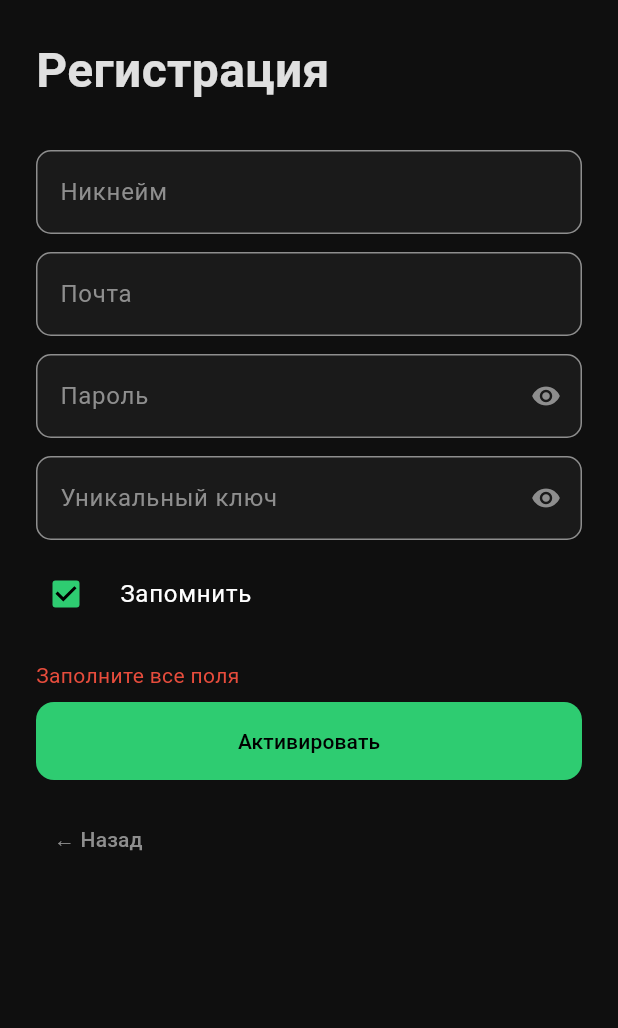
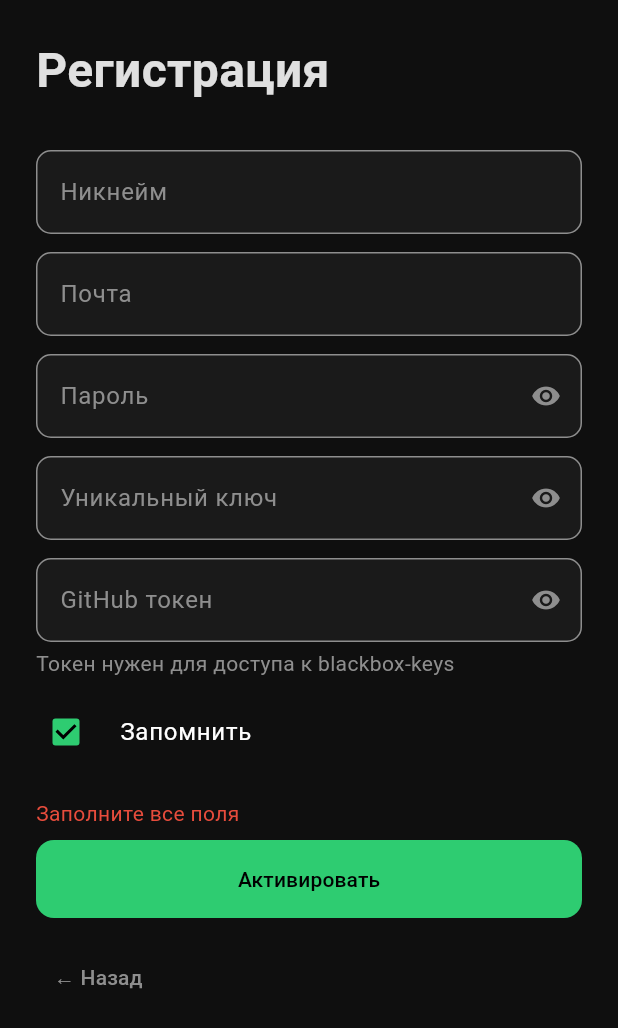
Before and after one commit to VladislavDelon/BLACK-BOX-Mobile-Realese, a Flutter app: the screen it shows after launch, after a tap on "Регистрация", after a tap on "Активировать", on a phone screen of 412 x 824 dp. Shown: the top 1028 px of the screen. Run offline on Flutter 3.47's test engine with Material 3 defaults, Android fonts, the phone set to English and light mode, and no system bars.

Commit message:
Fix mobile auth with GitHub token and add update checker dialog

```diff
--- a/lib/screens/auth_screen.dart
+++ b/lib/screens/auth_screen.dart
@@ -18,9 +18,11 @@ class _AuthScreenState extends State<AuthScreen> {
   final _emailCtrl = TextEditingController();
   final _passwordCtrl = TextEditingController();
   final _keyCtrl = TextEditingController();
+  final _tokenCtrl = TextEditingController();
   bool _remember = true;
   bool _showPassword = false;
   bool _showKey = false;
+  bool _showToken = false;
 
   final _ruLabels = {
     'title': 'BLACK BOX',
@@ -31,6 +33,8 @@ class _AuthScreenState extends State<AuthScreen> {
     'email': 'Почта',
     'password': 'Пароль',
     'key': 'Уникальный ключ',
+    'token': 'GitHub токен',
+    'token_hint': 'Токен нужен для доступа к blackbox-keys',
     'remember': 'Запомнить',
     'show': 'Показать',
     'activate': 'Активировать',
@@ -44,8 +48,9 @@ class _AuthScreenState extends State<AuthScreen> {
     final name = _nameCtrl.text.trim();
     final password = _passwordCtrl.text.trim();
     final key = _keyCtrl.text.trim();
+    final token = _tokenCtrl.text.trim();
 
-    if (name.isEmpty || password.isEmpty || key.isEmpty ||
+    if (name.isEmpty || password.isEmpty || key.isEmpty || token.isEmpty ||
         (_mode == 'register' && _emailCtrl.text.trim().isEmpty)) {
       setState(() => _status = _ruLabels['fill_fields']!);
       return;
@@ -57,6 +62,12 @@ class _AuthScreenState extends State<AuthScreen> {
     });
 
     try {
+      final tokRes = await coreCall('set_github_token', {'token': token});
+      if (tokRes['ok'] != true) {
+        setState(() => _status = 'Не удалось сохранить токен: ${tokRes['error']}');
+        return;
+      }
+
       final Map<String, dynamic> args = {
         'name': name,
         'password': password,
@@ -163,6 +174,16 @@ class _AuthScreenState extends State<AuthScreen> {
             toggle: () => setState(() => _showKey = !_showKey),
             show: _showKey,
           ),
+          const SizedBox(height: 12),
+          _field(
+            _ruLabels['token']!,
+            _tokenCtrl,
+            obscure: !_showToken,
+            toggle: () => setState(() => _showToken = !_showToken),
+            show: _showToken,
+          ),
+          const SizedBox(height: 4),
+          Text(_ruLabels['token_hint']!, style: AppTheme.small(color: AppTheme.muted)),
           const SizedBox(height: 8),
           CheckboxListTile(
             value: _remember,
@@ -241,6 +262,7 @@ class _AuthScreenState extends State<AuthScreen> {
     _emailCtrl.dispose();
     _passwordCtrl.dispose();
     _keyCtrl.dispose();
+    _tokenCtrl.dispose();
     super.dispose();
   }
 }
--- a/lib/screens/splash_screen.dart
+++ b/lib/screens/splash_screen.dart
@@ -1,5 +1,6 @@
 import 'dart:async';
 import 'package:flutter/material.dart';
+import 'package:url_launcher/url_launcher.dart';
 import '../app_theme.dart';
 import '../core/core_call.dart';
 
@@ -40,7 +41,54 @@ class _SplashScreenState extends State<SplashScreen> {
   Future<void> _init() async {
     await Future.delayed(const Duration(milliseconds: 800));
     await _loadVersion();
+    await _checkUpdate();
     await _checkAuth();
+  }
+
+  Future<void> _checkUpdate() async {
+    setState(() => _status = 'Проверка обновлений');
+    try {
+      final res = await coreCall('check_update');
+      if (res['ok'] == true && res['has_update'] == true && res['download_url'] != null) {
+        final newVersion = res['new_version']?.toString() ?? 'новая';
+        if (!mounted) return;
+        final go = await _showUpdateDialog(newVersion, res['download_url'].toString());
+        if (go == true) {
+          final url = Uri.parse(res['download_url'].toString());
+          if (await canLaunchUrl(url)) {
+            await launchUrl(url, mode: LaunchMode.externalApplication);
+          }
+        }
+      }
+    } catch (e) {
+      // Если не удалось проверить — не блокируем вход.
+      print('update check error: $e');
+    }
+  }
+
+  Future<bool?> _showUpdateDialog(String version, String url) {
+    return showDialog<bool>(
+      context: context,
+      barrierDismissible: false,
+      builder: (ctx) => AlertDialog(
+        backgroundColor: AppTheme.card,
+        title: Text('Доступна новая версия', style: AppTheme.title()),
+        content: Text(
+          'Версия $version уже выложена.\n\nНажмите "Скачать", чтобы открыть страницу загрузки в браузере и установить обновление.',
+          style: AppTheme.body(),
+        ),
+        actions: [
+          TextButton(
+            onPressed: () => Navigator.of(ctx).pop(false),
+            child: const Text('Позже'),
+          ),
+          FilledButton(
+            onPressed: () => Navigator.of(ctx).pop(true),
+            child: const Text('Скачать'),
+          ),
+        ],
+      ),
+    );
   }
 
   Future<void> _loadVersion() async {
--- a/pubspec.yaml
+++ b/pubspec.yaml
@@ -16,7 +16,7 @@ publish_to: 'none' # Remove this line if you wish to publish to pub.dev
 # https://developer.apple.com/library/archive/documentation/General/Reference/InfoPlistKeyReference/Articles/CoreFoundationKeys.html
 # In Windows, build-name is used as the major, minor, and patch parts
 # of the product and file versions while build-number is used as the build suffix.
-version: 1.0.5+6
+version: 1.0.6+7
 
 environment:
   sdk: ^3.13.2
@@ -34,6 +34,7 @@ dependencies:
   # The following adds the Cupertino Icons font to your application.
   # Use with the CupertinoIcons class for iOS style icons.
   cupertino_icons: ^1.0.8
+  url_launcher: ^6.3.2
 
 dev_dependencies:
   flutter_test:
```
Also changed, not shown: pubspec.lock, 3 other files.
